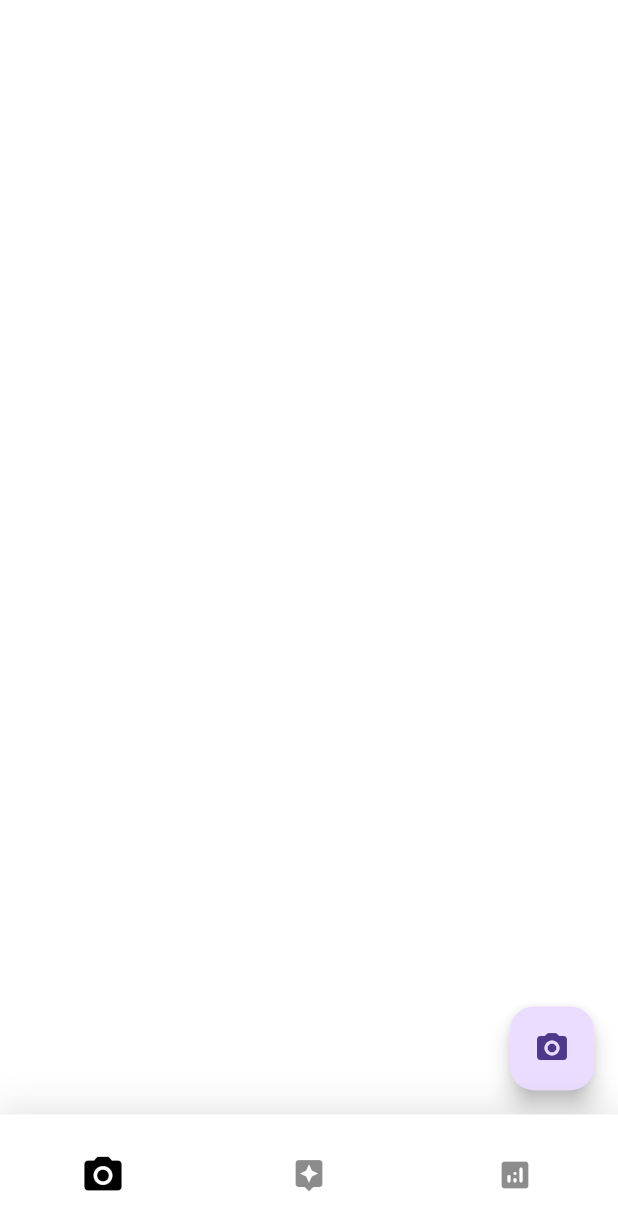
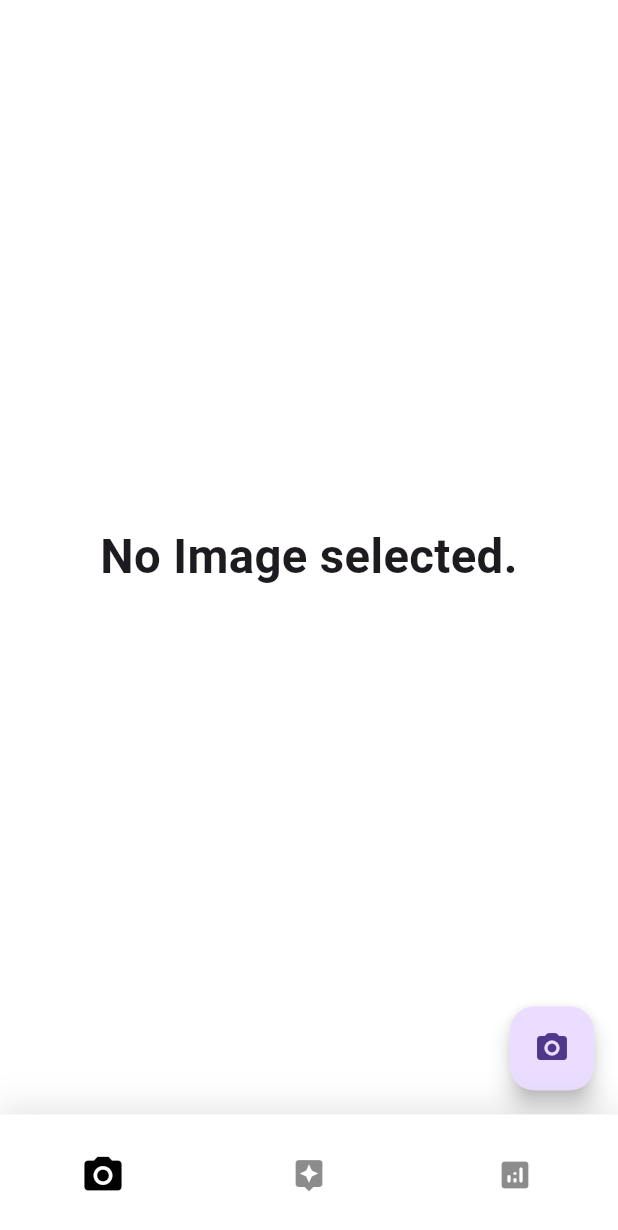
Before and after one commit to tapoban123/ai-meal-analyzer-and-planner, a Flutter app: the screen it shows after launch, after a tap on the "camera alt" icon, on a phone screen of 412 x 824 dp. Shown: the top 1230 px of the screen. Run offline on Flutter 3.47's test engine with Material 3 defaults, Android fonts, the phone set to English and light mode, and no system bars; our stand-ins replace flutter_bloc, flutter_dotenv, flutter_screenutil, freezed_annotation, get_it, go_router and 2 more.

Commit message:
Integrated Gemini API and tested with UI

```diff
--- a/ai_meal_analyzer/lib/core/utils/contants.dart
+++ b/ai_meal_analyzer/lib/core/utils/contants.dart
@@ -8,7 +8,8 @@ final String GEMINI_API_KEY = dotenv.get("GEMINI_API_KEY");
 Future<XFile?> pickImage() async {
   final ImagePicker picker = ImagePicker();
 
-  final XFile? file = await picker.pickImage(source: ImageSource.camera);
+  // final XFile? file = await picker.pickImage(source: ImageSource.camera);
+  final XFile? file = await picker.pickImage(source: ImageSource.gallery);
   return file;
 }
 
--- a/ai_meal_analyzer/lib/features/meal_photo_analysis/data/datasources/gemini_ai_datasource.dart
+++ b/ai_meal_analyzer/lib/features/meal_photo_analysis/data/datasources/gemini_ai_datasource.dart
@@ -1,5 +1,6 @@
+import 'package:http/http.dart';
 import 'package:image_picker/image_picker.dart';
 
 abstract class GeminiAiDatasource {
-  Future<String?> analysePhoto(XFile image);
+  Future<Response> analysePhoto(XFile image);
 }
--- /dev/null
+++ b/ai_meal_analyzer/lib/features/meal_photo_analysis/domain/repositories/gemini_ai_repository.dart
@@ -0,0 +1,5 @@
+import 'package:image_picker/image_picker.dart';
+
+abstract class GeminiAiRepository {
+  Future<String?> analyseImage({required XFile image});
+}
--- /dev/null
+++ b/ai_meal_analyzer/lib/features/meal_photo_analysis/domain/usecases/analyse_image_usecase.dart
@@ -0,0 +1,13 @@
+import 'package:ai_meal_analyzer/features/meal_photo_analysis/domain/repositories/gemini_ai_repository.dart';
+import 'package:image_picker/image_picker.dart';
+
+class AnalyseImageUsecase {
+  final GeminiAiRepository _geminiAiRepository;
+
+  AnalyseImageUsecase({required GeminiAiRepository geminiAiRepository})
+    : _geminiAiRepository = geminiAiRepository;
+
+  Future<String?> call({required XFile image}) async {
+    return await _geminiAiRepository.analyseImage(image: image);
+  }
+}
--- a/ai_meal_analyzer/lib/features/meal_photo_analysis/presentation/blocs/ai_img_analyser_bloc/ai_img_analyser_bloc.dart
+++ b/ai_meal_analyzer/lib/features/meal_photo_analysis/presentation/blocs/ai_img_analyser_bloc/ai_img_analyser_bloc.dart
@@ -1,10 +1,17 @@
+import 'dart:developer';
+
 import 'package:ai_meal_analyzer/core/utils/contants.dart';
+import 'package:ai_meal_analyzer/features/meal_photo_analysis/domain/usecases/analyse_image_usecase.dart';
 import 'package:ai_meal_analyzer/features/meal_photo_analysis/presentation/blocs/ai_img_analyser_bloc/ai_img_analyser_events.dart';
 import 'package:ai_meal_analyzer/features/meal_photo_analysis/presentation/blocs/ai_img_analyser_bloc/ai_img_analyser_state.dart';
 import 'package:flutter_bloc/flutter_bloc.dart';
 
 class AiImgAnalyserBloc extends Bloc<AiImgAnalyserEvents, AiImgAnalyserState> {
-  AiImgAnalyserBloc() : super(AiImgAnalyserState()) {
+  final AnalyseImageUsecase _analyseImageUsecase;
+
+  AiImgAnalyserBloc({required AnalyseImageUsecase analyseImageUsecase})
+    : _analyseImageUsecase = analyseImageUsecase,
+      super(AiImgAnalyserState()) {
     on<CaptureImageEvent>(_captureImage);
     on<AnalyseImageEvent>(_analyseImage);
   }
@@ -16,5 +23,19 @@ class AiImgAnalyserBloc extends Bloc<AiImgAnalyserEvents, AiImgAnalyserState> {
     }
   }
 
-  void _analyseImage(AnalyseImageEvent event, Emitter emit) {}
+  void _analyseImage(AnalyseImageEvent event, Emitter emit) async {
+    if (state.image != null) {
+      emit(state.copyWith(status: AIImgAnalyserStatus.loading));
+      final analysisResult = await _analyseImageUsecase.call(
+        image: state.image!,
+      );
+      log(analysisResult ?? "No Result");
+      emit(
+        state.copyWith(
+          status: AIImgAnalyserStatus.success,
+          mealDetails: analysisResult,
+        ),
+      );
+    }
+  }
 }
--- a/ai_meal_analyzer/lib/features/meal_photo_analysis/presentation/screens/meal_photo_analysis_screen.dart
+++ b/ai_meal_analyzer/lib/features/meal_photo_analysis/presentation/screens/meal_photo_analysis_screen.dart
@@ -8,6 +8,7 @@ import 'package:ai_meal_analyzer/features/meal_photo_analysis/presentation/blocs
 import 'package:flutter/material.dart';
 import 'package:flutter_bloc/flutter_bloc.dart';
 import 'package:flutter_screenutil/flutter_screenutil.dart';
+import 'package:go_router/go_router.dart';
 import 'package:image_picker/image_picker.dart';
 
 class MealPhotoAnalysisScreen extends StatefulWidget {
@@ -40,7 +41,19 @@ class _MealPhotoAnalysisScreenState extends State<MealPhotoAnalysisScreen> {
       ),
       body: Padding(
         padding: EdgeInsets.symmetric(horizontal: 12.0.w),
-        child: BlocBuilder<AiImgAnalyserBloc, AiImgAnalyserState>(
+        child: BlocConsumer<AiImgAnalyserBloc, AiImgAnalyserState>(
+          listener: (context, state) {
+            if (state.status == AIImgAnalyserStatus.loading) {
+              showDialog(
+                context: context,
+                barrierDismissible: false,
+                builder: (context) =>
+                    Center(child: CircularProgressIndicator()),
+              );
+            }else if (state.status == AIImgAnalyserStatus.success){
+              context.pop();
+            }
+          },
           builder: (context, state) {
             if (state.image != null) {
               return Center(
@@ -59,7 +72,11 @@ class _MealPhotoAnalysisScreenState extends State<MealPhotoAnalysisScreen> {
                       ),
                     ),
                     CustomButton(
-                      onTap: () {},
+                      onTap: () {
+                        context.read<AiImgAnalyserBloc>().add(
+                          AnalyseImageEvent(),
+                        );
+                      },
                       bgColor: Colors.indigo,
                       buttonText: "Analyse",
                     ),
@@ -67,7 +84,13 @@ class _MealPhotoAnalysisScreenState extends State<MealPhotoAnalysisScreen> {
                 ),
               );
             }
-            return SizedBox.shrink();
+            return Center(
+              child: Text(
+                "No Image selected.",
+                style: TextStyle(fontSize: 35.sp, fontWeight: FontWeight.bold),
+                textAlign: TextAlign.center,
+              ),
+            );
           },
         ),
       ),
--- a/ai_meal_analyzer/lib/injection.dart
+++ b/ai_meal_analyzer/lib/injection.dart
@@ -0,0 +1,23 @@
+import 'package:ai_meal_analyzer/features/meal_photo_analysis/data/datasources/gemini_ai_datasource.dart';
+import 'package:ai_meal_analyzer/features/meal_photo_analysis/data/datasources/gemini_ai_datasource_impl.dart';
+import 'package:ai_meal_analyzer/features/meal_photo_analysis/data/repositories/gemini_ai_repository_impl.dart';
+import 'package:ai_meal_analyzer/features/meal_photo_analysis/domain/repositories/gemini_ai_repository.dart';
+import 'package:ai_meal_analyzer/features/meal_photo_analysis/domain/usecases/analyse_image_usecase.dart';
+import 'package:ai_meal_analyzer/features/meal_photo_analysis/presentation/blocs/ai_img_analyser_bloc/ai_img_analyser_bloc.dart';
+import 'package:get_it/get_it.dart';
+
+final GetIt getIt = GetIt.instance;
+
+void initServices() {
+  getIt.registerFactory(() => AiImgAnalyserBloc(analyseImageUsecase: getIt()));
+
+  getIt.registerLazySingleton(
+    () => AnalyseImageUsecase(geminiAiRepository: getIt()),
+  );
+  getIt.registerLazySingleton<GeminiAiRepository>(
+    () => GeminiAiRepositoryImpl(geminiAiDatasource: getIt()),
+  );
+  getIt.registerLazySingleton<GeminiAiDatasource>(
+    () => GeminiAiDatasourceImpl(),
+  );
+}
--- a/ai_meal_analyzer/lib/main.dart
+++ b/ai_meal_analyzer/lib/main.dart
@@ -1,5 +1,6 @@
 import 'package:ai_meal_analyzer/core/commons/home_view/presentation/blocs/bottom_nav_controller_cubit.dart';
 import 'package:ai_meal_analyzer/features/meal_photo_analysis/presentation/blocs/ai_img_analyser_bloc/ai_img_analyser_bloc.dart';
+import 'package:ai_meal_analyzer/injection.dart';
 import 'package:flutter/material.dart';
 import 'package:ai_meal_analyzer/routes.dart';
 import 'package:flutter_bloc/flutter_bloc.dart';
@@ -7,6 +8,7 @@ import 'package:flutter_dotenv/flutter_dotenv.dart';
 import 'package:flutter_screenutil/flutter_screenutil.dart';
 
 void main() async {
+  initServices();
   await dotenv.load(fileName: ".env");
 
   runApp(const MyApp());
@@ -23,7 +25,7 @@ class MyApp extends StatelessWidget {
       child: MultiBlocProvider(
         providers: [
           BlocProvider(create: (context) => BottomNavControllerCubit()),
-          BlocProvider(create: (context) => AiImgAnalyserBloc()),
+          BlocProvider(create: (context) => getIt<AiImgAnalyserBloc>()),
         ],
         child: MaterialApp.router(
           debugShowCheckedModeBanner: false,
```
Also changed, not shown: ai_meal_analyzer/lib/features/meal_photo_analysis/data/datasources/gemini_ai_datasource_impl.dart (+3 -14 lines), ai_meal_analyzer/lib/features/meal_photo_analysis/data/repositories/gemini_ai_repository_impl.dart (added, +28 -0 lines), 1 other file.
